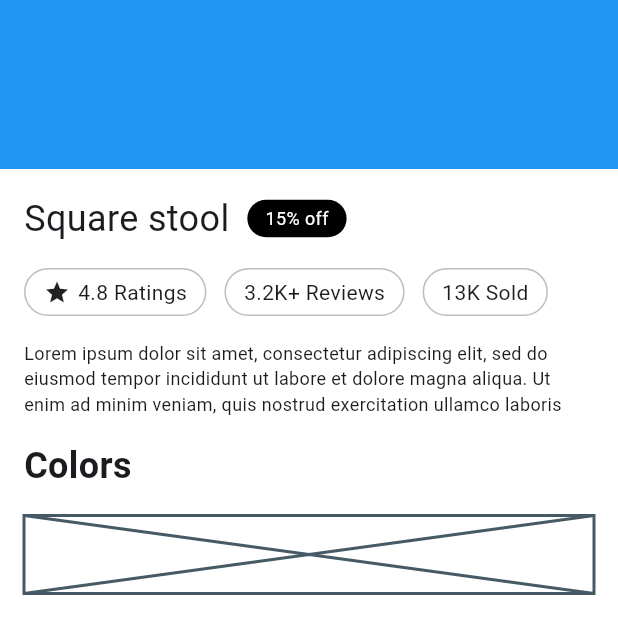
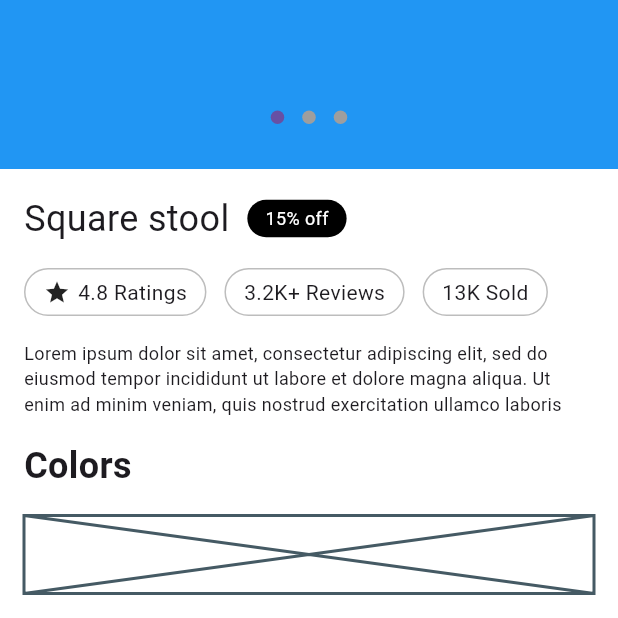
Before and after one commit to JAICHANGPARK/flutter_notebook_chapter_49, a Flutter app: the FurnitureDetailPage screen opened directly, on a phone screen of 412 x 824 dp, the part 515-1133 px from its top. Run offline on Flutter 3.47's test engine with Material 3 defaults, Android fonts, the phone set to English and light mode, and no system bars; drawn by our look-alikes of dots_indicator; our stand-ins replace gap, google_fonts.

Commit message:
Update furniture_detail_page.dart

```diff
--- a/lib/ep2460_furniture_app/ui/furniture_detail_page.dart
+++ b/lib/ep2460_furniture_app/ui/furniture_detail_page.dart
@@ -1,3 +1,4 @@
+import 'package:dots_indicator/dots_indicator.dart';
 import 'package:flutter/material.dart';
 import 'package:gap/gap.dart';
 
@@ -36,7 +37,12 @@ class _FurnitureDetailPageState extends State<FurnitureDetailPage> {
                   Container(
                     color: Colors.green,
                   )
-                ],)
+                ],),
+                Positioned(
+                    bottom: 24,
+                    left: 0,
+                    right: 0,
+                    child: DotsIndicator(dotsCount: 3)),
               ],
             ),
           ),
```
